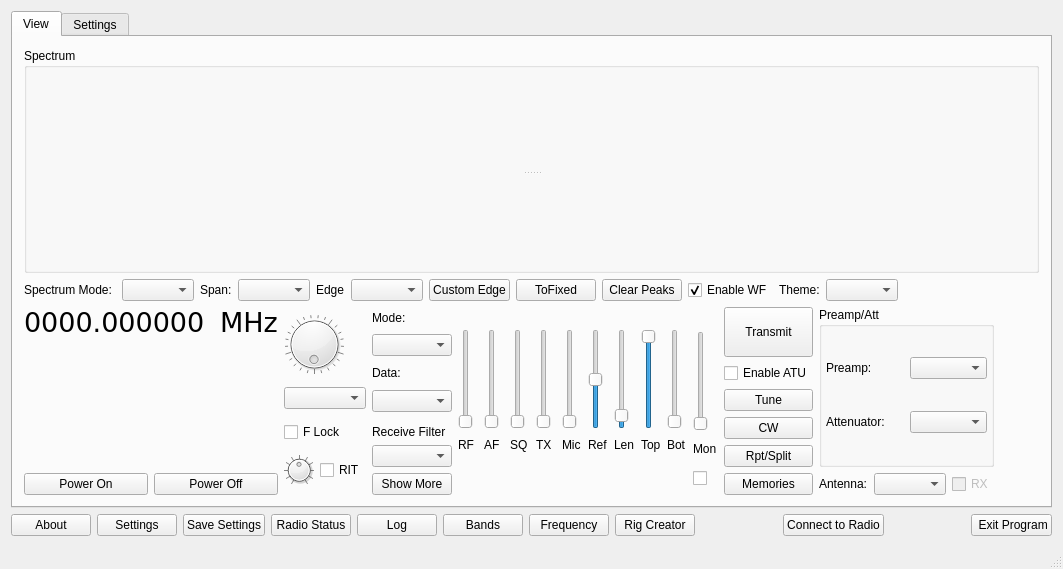
The window that wfmain.ui (adecarolis/wfweb) describes before a commit, drawn with Qt 5.
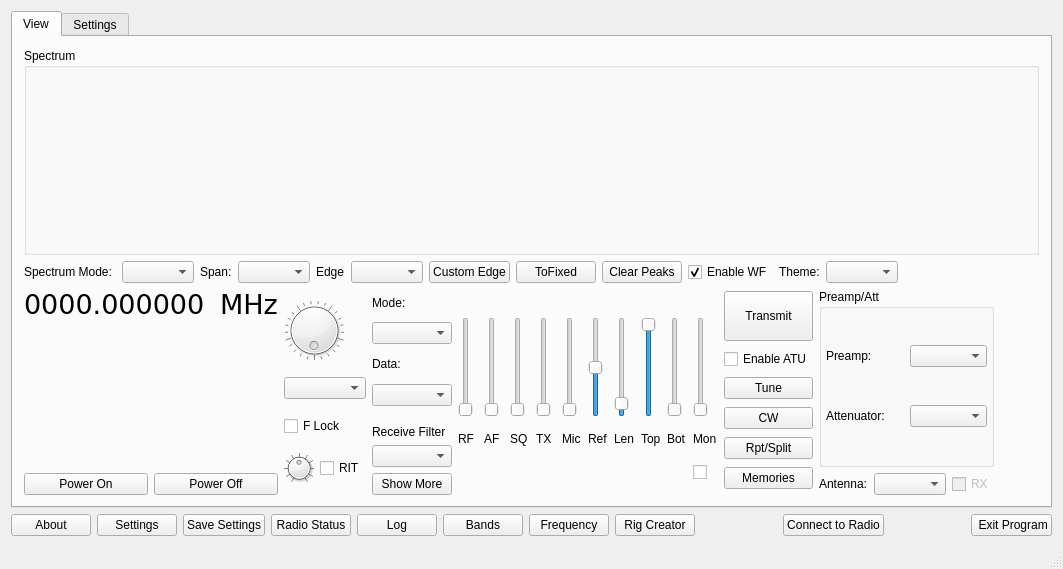
The same window after the commit. The open tabs and pages were chosen to show the change. Custom widgets are drawn as their Qt base class.

Commit message: Move scope to it's own widget

Diff of the .ui file:
```diff
--- a/wfmain.ui
+++ b/wfmain.ui
@@ -44,13 +44,18 @@
             <number>0</number>
            </property>
            <item>
-            <widget class="QSplitter" name="splitter">
-             <property name="orientation">
-              <enum>Qt::Vertical</enum>
-             </property>
-             <widget class="QCustomPlot" name="plot" native="true"/>
-             <widget class="QCustomPlot" name="waterfall" native="true"/>
-            </widget>
+            <layout class="QVBoxLayout" name="verticalLayout_4">
+             <item>
+              <widget class="spectrumScope" name="mainScope" native="true"/>
+             </item>
+             <item>
+              <widget class="spectrumScope" name="subScope" native="true">
+               <property name="enabled">
+                <bool>true</bool>
+               </property>
+              </widget>
+             </item>
+            </layout>
            </item>
           </layout>
          </widget>
@@ -3428,6 +3433,12 @@
    <header>meter.h</header>
    <container>1</container>
   </customwidget>
+  <customwidget>
+   <class>spectrumScope</class>
+   <extends>QWidget</extends>
+   <header location="global">spectrumscope.h</header>
+   <container>1</container>
+  </customwidget>
  </customwidgets>
  <resources/>
  <connections/>
```
Left out of the diff: 6 changed lines with no effect on the pictures. The commit also changes 6 other files.
